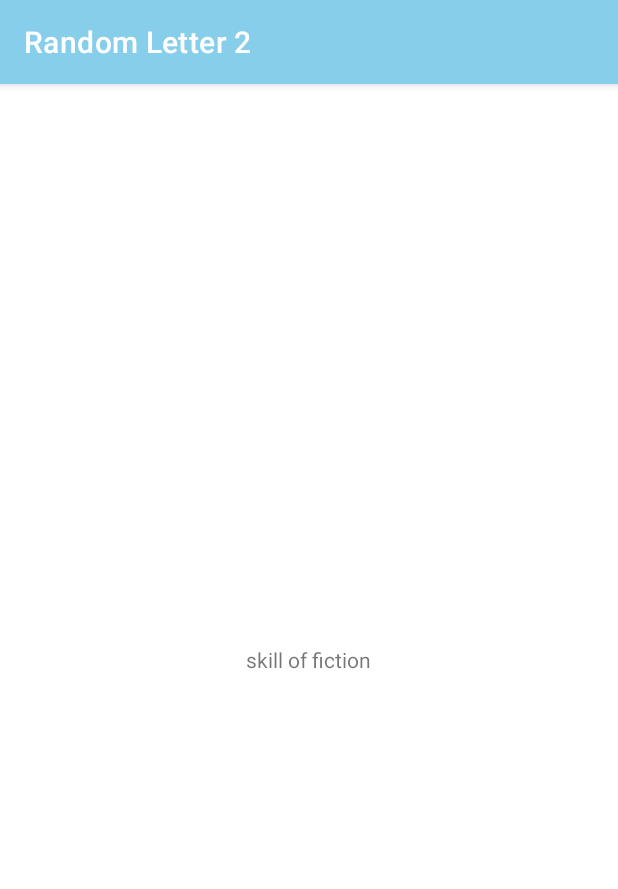
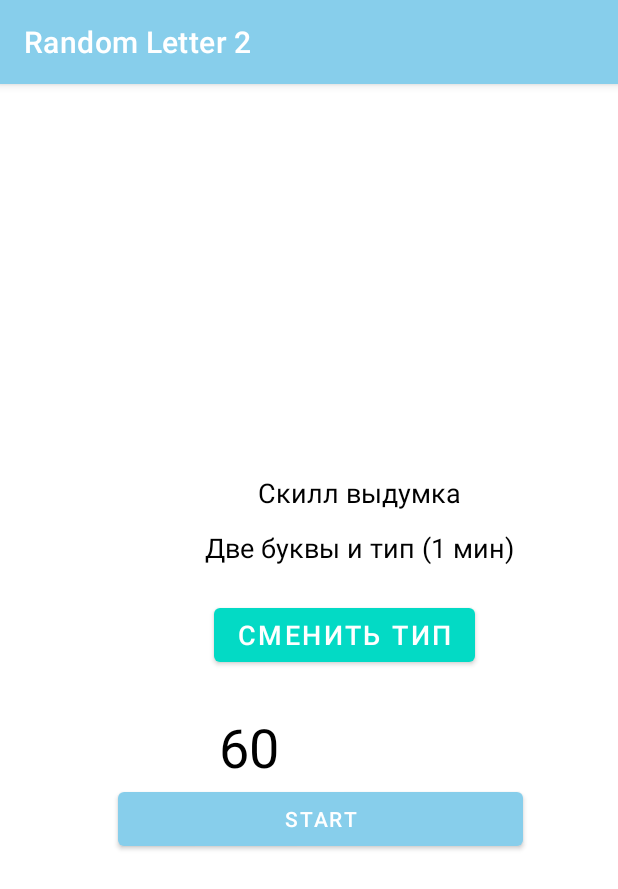
Before and after one commit to Vacheslav676/Random_Letter_2, an Android app: the categoryAnd2Letters screen opened directly, with no data from a screen before it, on a phone screen of 412 x 824 dp. Shown: the top 889 px of the screen. Run offline under Robolectric (Android 15) with nearby library versions, the phone set to English and light mode, and no system bars.

Commit message:
Активити "скилл скорость" и "скилл выдумка" работают

```diff
--- a/app/src/main/java/android/example/randomletter2/categoryAnd2Letters.java
+++ b/app/src/main/java/android/example/randomletter2/categoryAnd2Letters.java
@@ -3,12 +3,105 @@ package android.example.randomletter2;
 import androidx.appcompat.app.AppCompatActivity;
 
 import android.os.Bundle;
+import android.os.CountDownTimer;
+import android.view.View;
+import android.widget.Button;
+import android.widget.TextView;
 
 public class categoryAnd2Letters extends AppCompatActivity {
 
+
+    String[] alphabet = {"А", "Б", "В", "Г", "Д", "Е", "Ж", "З", "И", "К", "Л", "М", "Н", "О", "П", "Р", "С", "Т", "У", "Ф", "Х", "Ц", "Ч", "Ш", "Э", "Ю", "Я"};
+    // 27 букв в массиве
+    int oneLength = alphabet.length;
+
+    String[] type1 = {"Овощи", "Фрукты", "Боевики", "Звери", "Птицы", "Оружие", "Посуда", "Блюда (еда)", "Книги", "Фильмы", "Футболисты", "Актёры", "Герои фильмов"};
+    // 10 букв в массиве
+    int twoLength = type1.length;
+
+    String[] type2 = {"Книга", "Игра", "Кино", "Название песни", "Сказка"};
+    // 3 букв в массиве
+    int threeLength = type2.length;
     @Override
     protected void onCreate(Bundle savedInstanceState) {
         super.onCreate(savedInstanceState);
         setContentView(R.layout.activity_category_and2_letters);
+
+        //Создаем переменную и привязываем ее к текст вью
+        // Внимание!: тут название переменной и название текствью совпадают
+        TextView txtSeconds = (TextView) findViewById(R.id.txtSeconds);
+        //И по аналогии создаем переменную и привязываем кнопку-вью
+        Button btnStart = (Button) findViewById(R.id.buttonStart);
+
+
+
+        // Создаем слушателя кнопки, или обработчик события
+        View.OnClickListener oclbtnStart = new View.OnClickListener() {
+            @Override
+            public void onClick(View v) {
+
+                // Создадим переменную что бы задавать длину таймера считанную из текстового поля
+                // но нужно преобразовать из текста в число из текст вью txtSeconds
+                long seconds = Long.parseLong(txtSeconds.getText().toString());
+
+
+                // Тут Создаем таймер
+
+                // В скобочках задаем два параметра, от скольки мы скитаем
+                // и через сколько. От 10000(переменная seconds) милисекунд, и через 1000
+                // то есть грубо говоря вниз от 10 до 0 секунд через одну секунду
+                // умножить на 1000 потомучто 1000 милисекунд в одной секунде
+                CountDownTimer myTimer = new CountDownTimer(seconds*1000, 1000)
+                {
+                    @Override
+                    // millisUntilFinished - переменная отображающая оставшееся количесво секунд до конца
+                    // тип переменной лонг
+                    public void onTick(long millisUntilFinished) {
+                        //надо тип лонг перевести в текстовое поле
+                        // делим на 1000 потому что что бы видеть не милисекунды а секунды
+                        txtSeconds.setText(Long.toString(millisUntilFinished/1000));
+
+                    }
+
+                    @Override
+                    public void onFinish() {
+                        // Когда у нас будет завершение мы обратимся к похожей команде
+                        txtSeconds.setText("Время вышло");
+
+                    }
+                    // После следующей кнопки добавь точку с запетой, автоматом она не добавится
+                };
+
+                // НО Нужно запустить таймер:
+                myTimer.start();
+            }
+        };
+
+        // После создания слушателя мы обращаемся к нашей кнопке бтнСтарт
+        // И в скобки вписываем метод который мы хотим получить в качестве обработчика
+        btnStart.setOnClickListener(oclbtnStart);
+
+
+    }
+
+
+    // Этот метод вызывается при нажатии кнопки3.
+    public void submitOrder3(View view) {
+        int rand21 = (int) (Math.random() * oneLength);
+        int rand22 = (int) (Math.random() * oneLength);
+        int rand23 = (int) (Math.random() * threeLength);
+        String type22 = alphabet[rand21];
+        String type23 = alphabet[rand22];
+        String type24 = type2[rand23];
+        String type25 = (type22+ " " + type23+ " - " + type24);
+
+
+        display3(String.valueOf(type25));
+    }
+
+    // Этот метод Заполняет окно две буквы и тип
+    private void display3(String CCC) {
+        TextView quantityTextView = (TextView) findViewById(R.id.type2_text_view);
+        quantityTextView.setText(CCC);
     }
 }
--- a/app/src/main/res/layout/activity_category_and2_letters.xml
+++ b/app/src/main/res/layout/activity_category_and2_letters.xml
@@ -6,17 +6,80 @@
     android:layout_height="match_parent"
     tools:context=".categoryAnd2Letters">
 
+
     <LinearLayout
         android:layout_width="match_parent"
         android:layout_height="match_parent"
+        android:layout_marginStart="16dp"
+        android:navigationBarColor="@android:color/white"
+        android:orientation="vertical"
         android:gravity="center"
-        android:orientation="vertical">
+        app:layout_constraintStart_toStartOf="parent"
+        tools:layout_editor_absoluteY="118dp">
+
 
         <TextView
-            android:id="@+id/textView3"
+            android:id="@+id/title3_text_view"
             android:layout_width="wrap_content"
             android:layout_height="wrap_content"
-            android:text="skill of fiction" />
+            android:layout_marginLeft="26dp"
+            android:layout_marginTop="6dp"
+            android:layout_marginBottom="6dp"
+            android:background="@color/white"
+            android:text="Скилл выдумка"
+            android:textColor="@color/black"
+            android:textSize="18sp"
+            app:layout_constraintBottom_toBottomOf="parent"
+            app:layout_constraintEnd_toEndOf="parent"
+            app:layout_constraintStart_toStartOf="parent"
+            app:layout_constraintTop_toTopOf="parent" />
+
+        <TextView
+            android:id="@+id/type2_text_view"
+            android:layout_width="wrap_content"
+            android:layout_height="wrap_content"
+            android:layout_marginLeft="26dp"
+            android:layout_marginTop="6dp"
+            android:layout_marginBottom="6dp"
+            android:background="@color/white"
+            android:text="Две буквы и тип (1 мин)"
+            android:textColor="@color/black"
+            android:textSize="18sp"
+            app:layout_constraintBottom_toBottomOf="parent"
+            app:layout_constraintEnd_toEndOf="parent"
+            app:layout_constraintStart_toStartOf="parent"
+            app:layout_constraintTop_toTopOf="parent" />
+
+        <Button
+            android:id="@+id/button3"
+            android:layout_width="wrap_content"
+            android:layout_height="wrap_content"
+            android:layout_marginLeft="16dp"
+            android:layout_marginTop="16dp"
+            android:layout_marginBottom="26dp"
+            android:onClick="submitOrder3"
+            android:text="Сменить тип"
+            android:textSize="18sp"
+            app:backgroundTint="@color/teal_200" />
+
+
+        <EditText
+            android:id="@+id/txtSeconds"
+            android:layout_width="136dp"
+            android:layout_height="wrap_content"
+            android:background="@color/white"
+            android:ems="10"
+            android:inputType="numberDecimal"
+            android:text="60"
+            android:textColor="@color/black"
+            android:textSize="36sp" />
+
+        <Button
+            android:id="@+id/buttonStart"
+            android:layout_width="270dp"
+            android:layout_height="wrap_content"
+            android:text="Start"
+            tools:visibility="visible" />
 
 
     </LinearLayout>
--- a/app/src/main/res/layout/activity_words20seconds.xml
+++ b/app/src/main/res/layout/activity_words20seconds.xml
@@ -12,6 +12,7 @@
         android:layout_marginStart="16dp"
         android:navigationBarColor="@android:color/white"
         android:orientation="vertical"
+        android:gravity="center"
         app:layout_constraintStart_toStartOf="parent"
         tools:layout_editor_absoluteY="118dp">
 
@@ -90,20 +91,16 @@
             app:backgroundTint="@color/teal_200" />
 
 
-
-
-
-
         <EditText
             android:id="@+id/txtSeconds"
-            android:layout_width="match_parent"
+            android:layout_width="76dp"
             android:layout_height="wrap_content"
             android:background="@color/white"
             android:ems="10"
             android:inputType="numberDecimal"
-            android:textSize="36sp"
             android:text="60"
-            android:textColor="@color/black" />
+            android:textColor="@color/black"
+            android:textSize="36sp" />
 
         <Button
             android:id="@+id/buttonStart"
```
